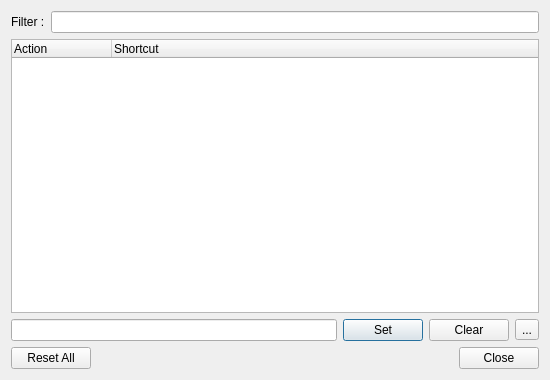
Qt form src/ui/shortcut.ui (yag00/raptor) before a commit.
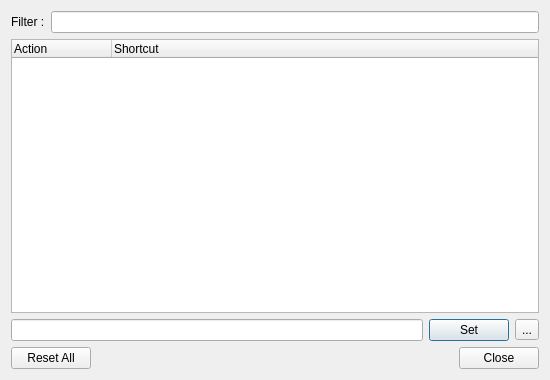
The same form after that commit. Icons and pictures are not drawn. Custom widgets are drawn as their Qt base class.

Commit message: ui : upgrade line edit

Diff of the .ui file:
```diff
--- a/src/ui/shortcut.ui
+++ b/src/ui/shortcut.ui
@@ -64,13 +64,6 @@
        </property>
       </widget>
      </item>
-     <item>
-      <widget class="QPushButton" name="clearShortcutButton">
-       <property name="text">
-        <string comment="button clear shortcut">Clear</string>
-       </property>
-      </widget>
-     </item>
      <item>
       <widget class="QToolButton" name="resetButton">
        <property name="toolTip">
@@ -130,6 +123,11 @@
   </layout>
  </widget>
  <customwidgets>
+  <customwidget>
+   <class>ClearLineEdit</class>
+   <extends>QLineEdit</extends>
+   <header location="global">ClearLineEdit.h</header>
+  </customwidget>
   <customwidget>
    <class>KeySequenceInput</class>
    <extends>QLineEdit</extends>
```
Left out of the diff: 18 changed lines with no effect on the pictures. The commit also changes 3 other files.
